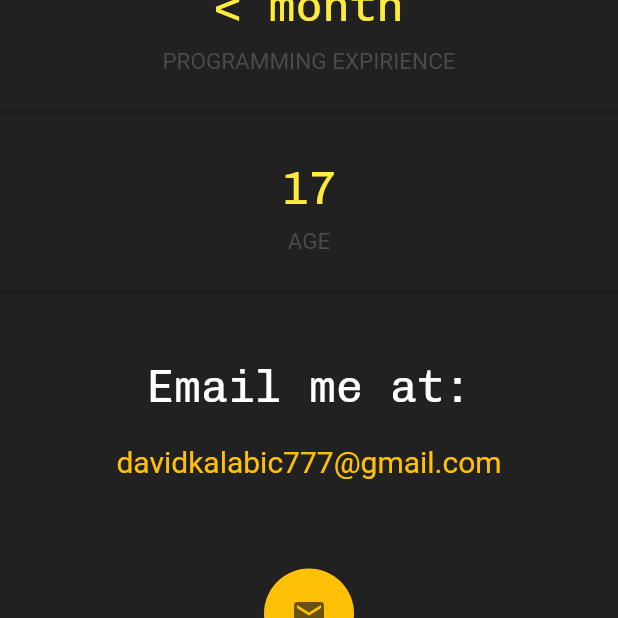
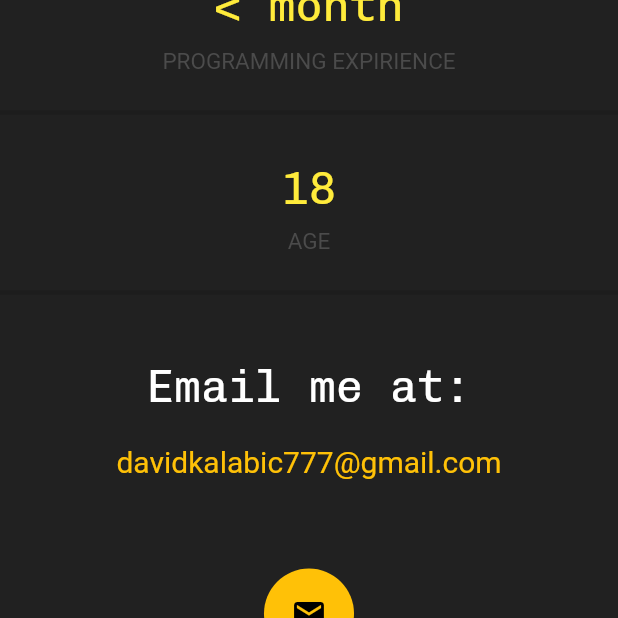
Before and after one commit to kalaqic/id_card, a Flutter app: the screen it shows after launch, on a phone screen of 412 x 824 dp, the part 618-1236 px from its top. Run offline on Flutter 3.47's test engine with Material 2 defaults, Android fonts, the phone set to English and light mode, and no system bars; Roboto replaces fonts that are missing (SerpentineSans).

Commit message:
age updated, given suggestion about emailing and updated color of mail icon to black

```diff
--- a/lib/main.dart
+++ b/lib/main.dart
@@ -109,7 +109,7 @@ class MyApp extends StatelessWidget {
             const Padding(
               padding: EdgeInsets.all(8.0),
               child: Text(
-                '17',
+                '18',
                 style: TextStyle(
                   fontFamily: 'ChivoMono',
                   fontSize: 30,
@@ -156,11 +156,17 @@ class MyApp extends StatelessWidget {
                 child: IconButton(
                   icon: const Icon(
                     Icons.mail,
-                    color: Color.fromARGB(255, 105, 82, 13),
+                    color: Colors.black,
                   ),
                   onPressed: () {
                     print('user emailed succesfully');
                   },
+                  //onPressed: () async {
+                  //  final: toEmail = 'nodihimself@gmail.com';
+                  //  final: subject = '';
+                  //  final: message = '';
+                  //  final url = 'mailto:$toEmail?subject=${subject}&body=${message}';
+                  //},
                 ),
               ),
             ),
```
